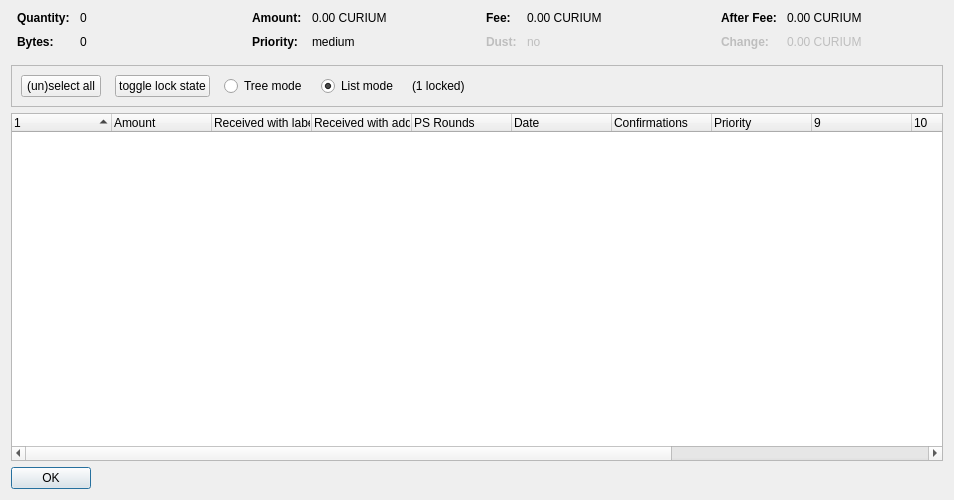
Before: the Qt Designer form src/qt/forms/coincontroldialog.ui in adm2018/curium, drawn with Qt 5.
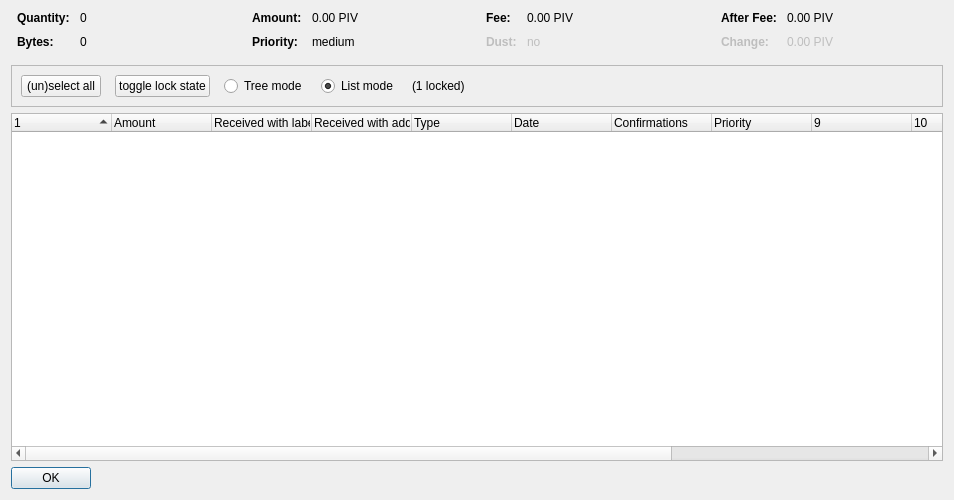
After: the same form once the commit is applied. Custom widgets are drawn as their Qt base class.

Commit message: merged pivx into curium

The edit to the form file:
```diff
--- a/src/qt/forms/coincontroldialog.ui
+++ b/src/qt/forms/coincontroldialog.ui
@@ -132,7 +132,7 @@
           <enum>Qt::ActionsContextMenu</enum>
          </property>
          <property name="text">
-          <string notr="true">0.00 CURIUM</string>
+          <string notr="true">0.00 PIV</string>
          </property>
          <property name="textInteractionFlags">
           <set>Qt::LinksAccessibleByMouse|Qt::TextSelectableByKeyboard|Qt::TextSelectableByMouse</set>
@@ -206,7 +206,7 @@
           <enum>Qt::ActionsContextMenu</enum>
          </property>
          <property name="text">
-          <string notr="true">0.00 CURIUM</string>
+          <string notr="true">0.00 PIV</string>
          </property>
          <property name="textInteractionFlags">
           <set>Qt::LinksAccessibleByMouse|Qt::TextSelectableByKeyboard|Qt::TextSelectableByMouse</set>
@@ -286,7 +286,7 @@
           <enum>Qt::ActionsContextMenu</enum>
          </property>
          <property name="text">
-          <string notr="true">0.00 CURIUM</string>
+          <string notr="true">0.00 PIV</string>
          </property>
          <property name="textInteractionFlags">
           <set>Qt::LinksAccessibleByMouse|Qt::TextSelectableByKeyboard|Qt::TextSelectableByMouse</set>
@@ -321,7 +321,7 @@
           <enum>Qt::ActionsContextMenu</enum>
          </property>
          <property name="text">
-          <string notr="true">0.00 CURIUM</string>
+          <string notr="true">0.00 PIV</string>
          </property>
          <property name="textInteractionFlags">
           <set>Qt::LinksAccessibleByMouse|Qt::TextSelectableByKeyboard|Qt::TextSelectableByMouse</set>
@@ -477,7 +477,7 @@
      </column>
      <column>
       <property name="text">
-       <string>PS Rounds</string>
+       <string>Type</string>
       </property>
      </column>
      <column>
```
The commit also changes 997 other files.
